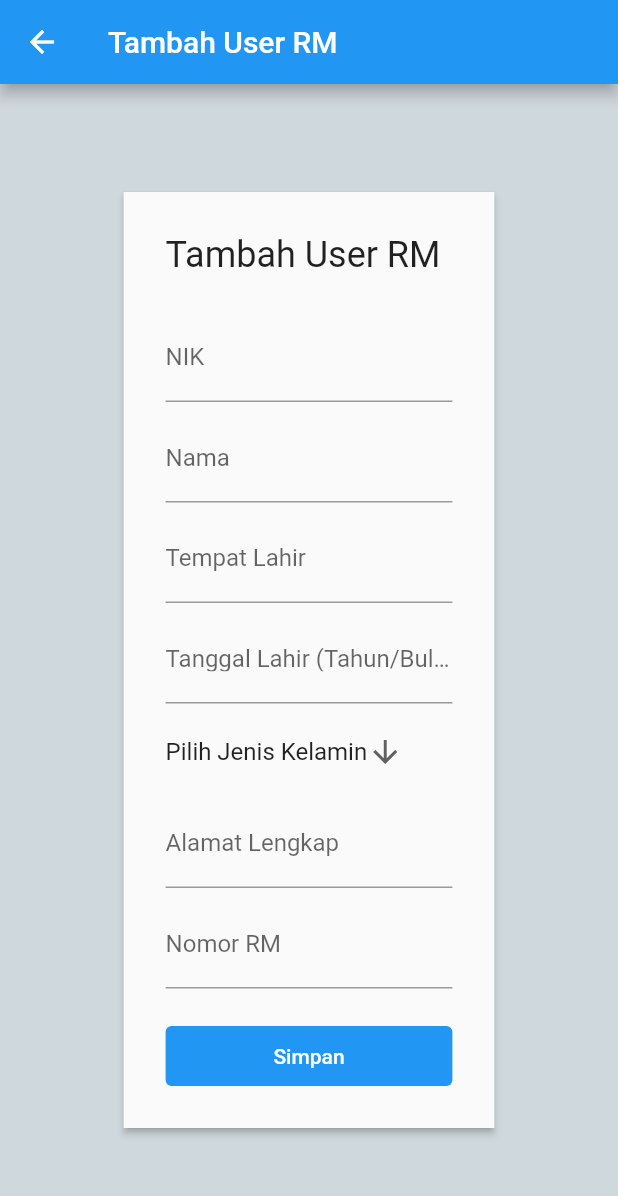
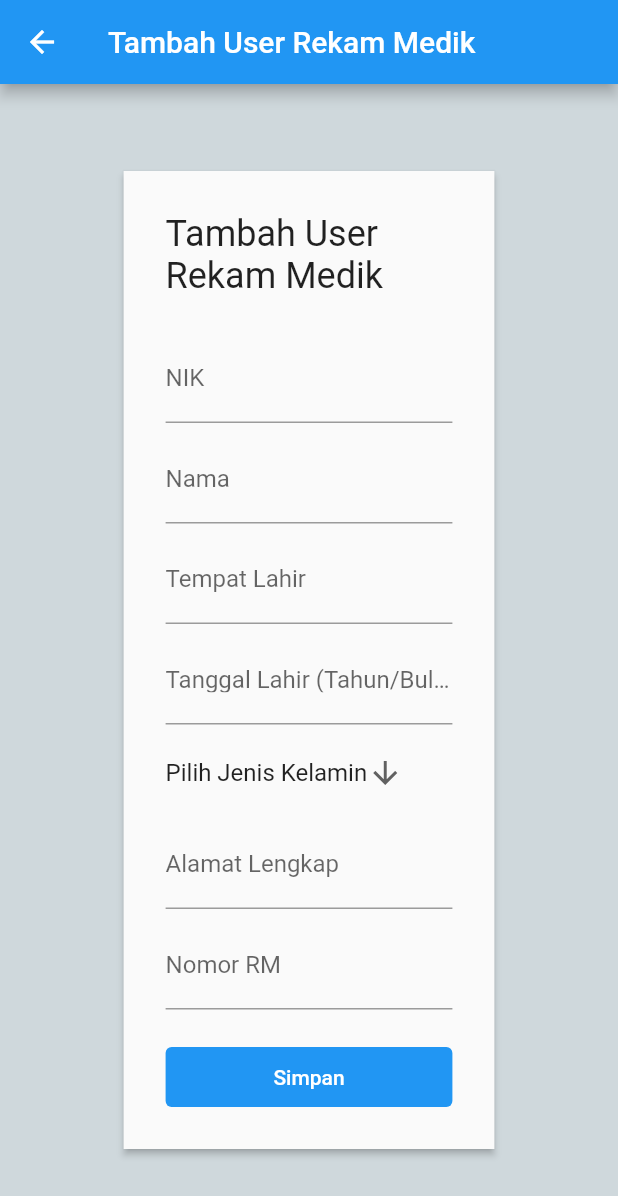
Before and after one commit to sxywalkr/simrs-mata, a Flutter app: the screen it shows once a user with an empty profile is signed in, after a tap on "Tambah Data", on a phone screen of 412 x 824 dp. Shown: the top 1196 px of the screen. Run offline on Flutter 3.47's test engine with Material 2 defaults, Android fonts, the phone set to English and light mode, and no system bars; our stand-ins replace cloud_firestore, firebase_auth; accounts and stored records are empty.

Commit message:
on error1

```diff
--- a/lib/main.dart
+++ b/lib/main.dart
@@ -2,6 +2,7 @@ import 'package:cloud_firestore/cloud_firestore.dart';
 import 'package:firebase_auth/firebase_auth.dart';
 import 'package:flutter/material.dart';
 import 'package:provider/provider.dart';
+import 'package:simrs_mata/models/data_user_rm_model.dart';
 import 'package:simrs_mata/models/link_data.dart';
 import 'package:simrs_mata/models/user_rm_data.dart';
 import 'package:simrs_mata/not_found_page.dart';
@@ -33,12 +34,20 @@ class MyApp extends StatelessWidget {
     });
 
     final userRmCollection = FirebaseFirestore.instance.collection('userRm');
-    final dataUserRmCollection =
-        FirebaseFirestore.instance.collection('dataUserRm');
+
     final userRmStream =
         userRmCollection.orderBy('userRmNama').snapshots().map((snapshot) {
       return snapshot.docs.map((doc) {
         return UserRmData.fromDocument(doc);
+      }).toList();
+    });
+
+    final dataUserRmCollection =
+        FirebaseFirestore.instance.collection('dataUser');
+    final dataUserRmStream =
+        dataUserRmCollection.orderBy('dataUserRm').snapshots().map((snapshot) {
+      return snapshot.docs.map((doc) {
+        return DataUserRmModel.fromDocument(doc);
       }).toList();
     });
 
--- a/lib/routes/routes.dart
+++ b/lib/routes/routes.dart
@@ -1,3 +1,4 @@
+import 'package:cloud_firestore/cloud_firestore.dart';
 import 'package:firebase_auth/firebase_auth.dart';
 import 'package:flutter/material.dart';
 import 'package:provider/provider.dart';
@@ -7,6 +8,7 @@ import 'package:simrs_mata/ui/main_page/main_page.dart';
 import 'package:simrs_mata/ui/rekam_medik_page/cre_user_rm_page.dart';
 import 'package:simrs_mata/ui/rekam_medik_page/upd_user_rm_page.dart';
 import 'package:simrs_mata/ui/rekam_medik_page/viw_user_rm_page.dart';
+import 'package:simrs_mata/ui/settings_page/settings_page.dart';
 import 'package:simrs_mata/ui/splash_page/splash_page.dart';
 
 class Routes {
@@ -19,6 +21,7 @@ class Routes {
   static const String updUserRm = '/upd-user-rm';
   static const String viwUserRm = '/viw-user-rm';
   static const String creDataUserRm = '/cre-data-user-rm';
+  static const String setting = '/setting';
 
   static final routes = <String, WidgetBuilder>{
     loginPage: (BuildContext context) => LoginPage(),
@@ -46,5 +49,9 @@ class Routes {
       final _userSignedIn = Provider.of<User>(context) != null;
       return _userSignedIn ? CreDataUserRmPage() : LoginPage();
     },
+    setting: (BuildContext context) {
+      final _userSignedIn = Provider.of<User>(context) != null;
+      return _userSignedIn ? SettingsPage() : LoginPage();
+    },
   };
 }
--- a/lib/ui/rekam_medik_page/cre_user_rm_page.dart
+++ b/lib/ui/rekam_medik_page/cre_user_rm_page.dart
@@ -21,11 +21,12 @@ class _CreUserRmPageState extends State<CreUserRmPage> {
   @override
   Widget build(BuildContext context) {
     final _userRmCollection = Provider.of<CollectionReference>(context);
+    print(_userRmCollection.path);
     final _formKey = GlobalKey<FormState>();
     final width = MediaQuery.of(context).size.width;
     return Scaffold(
       appBar: AppBar(
-        title: Text('Tambah User RM'),
+        title: Text('Tambah User Rekam Medik'),
       ),
       backgroundColor: Colors.blueGrey.shade100,
       body: Center(
@@ -43,7 +44,7 @@ class _CreUserRmPageState extends State<CreUserRmPage> {
                     crossAxisAlignment: CrossAxisAlignment.start,
                     children: [
                       Text(
-                        'Tambah User RM',
+                        'Tambah User Rekam Medik',
                         style: Theme.of(context).textTheme.headline5,
                       ),
                       SizedBox(height: 25),
@@ -166,6 +167,7 @@ class _CreUserRmPageState extends State<CreUserRmPage> {
                                       _jenisKelaminController.text,
                                 ).toMap(),
                               );
+                              print('rerere');
                               Navigator.of(context).pop();
                               _formKey.currentState.reset();
                             }
--- a/lib/ui/rekam_medik_page/rekam_medik_page.dart
+++ b/lib/ui/rekam_medik_page/rekam_medik_page.dart
@@ -41,7 +41,7 @@ class RekamMedikPage extends StatelessWidget {
               SizedBox(height: 50),
               SizedBox(
                 width: width * 0.6,
-                height: 200,
+                // height: 200,
                 child: Column(
                   children: [
                     for (var doc in _docs)
```
Also changed, not shown: lib/models/data_user_rm_model.dart (+12 -0 lines).
